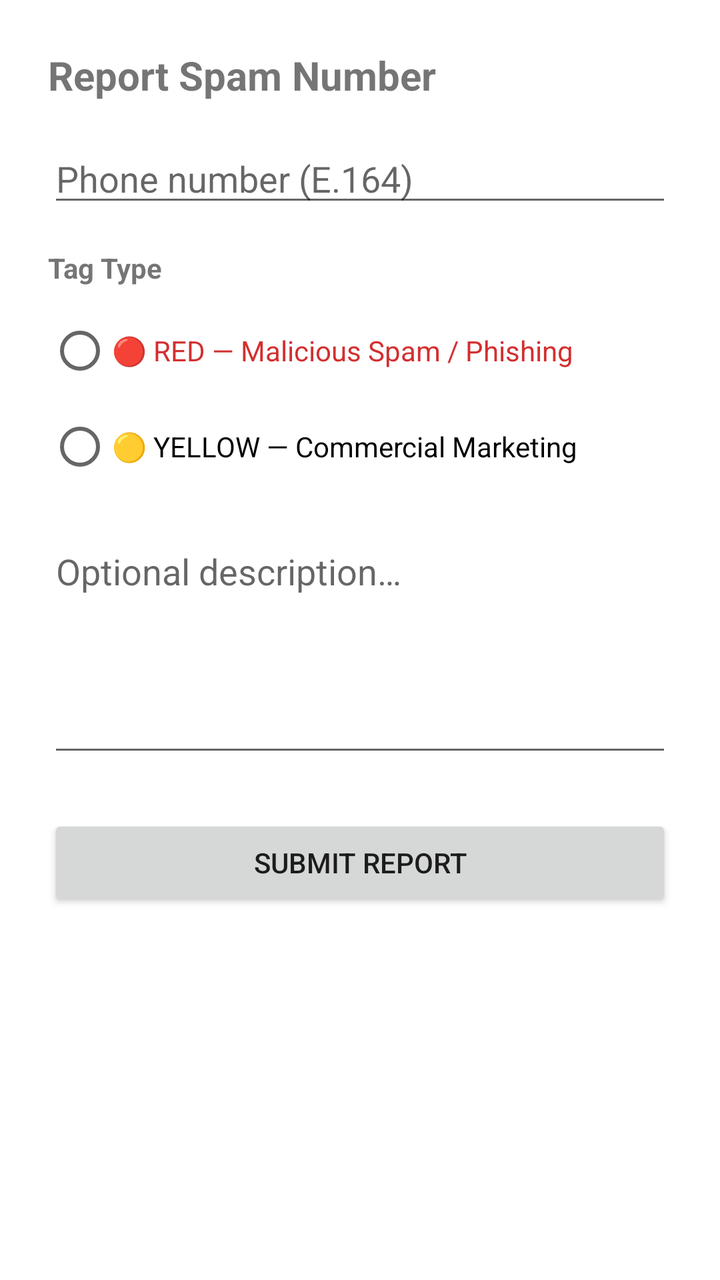
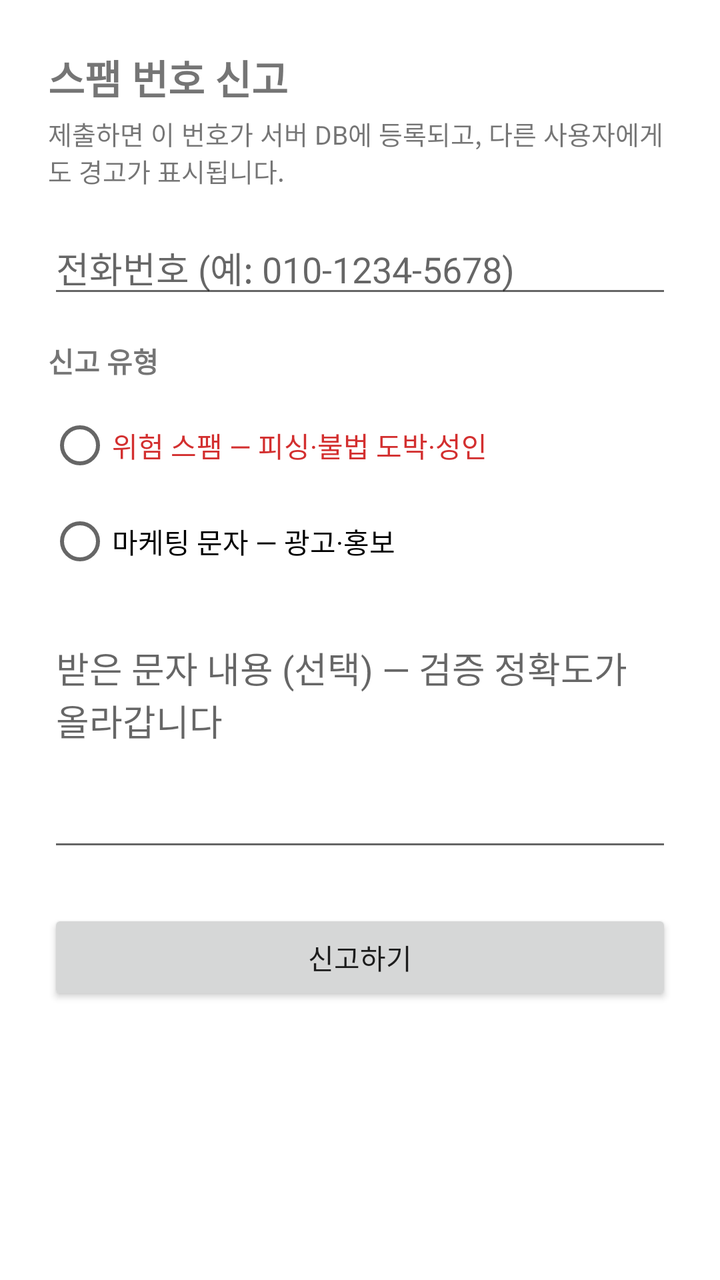

Compare the two renders of this Android layout. The source of the first and the diff that turns it into the second are given below.
<!-- AndroidManifest.xml: application theme Theme.SpamGuard -->
<!-- res/layout/activity_report.xml -->
<?xml version="1.0" encoding="utf-8"?>
<ScrollView xmlns:android="http://schemas.android.com/apk/res/android"
    android:layout_width="match_parent"
    android:layout_height="match_parent">

    <LinearLayout
        android:layout_width="match_parent"
        android:layout_height="wrap_content"
        android:orientation="vertical"
        android:padding="24dp">

        <TextView
            android:layout_width="wrap_content"
            android:layout_height="wrap_content"
            android:text="Report Spam Number"
            android:textSize="20sp"
            android:textStyle="bold"
            android:layout_marginBottom="16dp"/>

        <EditText
            android:id="@+id/etReportPhone"
            android:layout_width="match_parent"
            android:layout_height="wrap_content"
            android:hint="Phone number (E.164)"
            android:inputType="phone"
            android:layout_marginBottom="16dp"/>

        <TextView
            android:layout_width="wrap_content"
            android:layout_height="wrap_content"
            android:text="Tag Type"
            android:textStyle="bold"
            android:layout_marginBottom="8dp"/>

        <RadioGroup
            android:layout_width="wrap_content"
            android:layout_height="wrap_content"
            android:layout_marginBottom="16dp">

            <RadioButton
                android:id="@+id/rbRed"
                android:layout_width="wrap_content"
                android:layout_height="wrap_content"
                android:text="🔴 RED — Malicious Spam / Phishing"
                android:textColor="#D32F2F"/>

            <RadioButton
                android:id="@+id/rbYellow"
                android:layout_width="wrap_content"
                android:layout_height="wrap_content"
                android:text="🟡 YELLOW — Commercial Marketing"/>

        </RadioGroup>

        <EditText
            android:id="@+id/etDescription"
            android:layout_width="match_parent"
            android:layout_height="120dp"
            android:gravity="top"
            android:hint="Optional description…"
            android:inputType="textMultiLine"
            android:layout_marginBottom="24dp"/>

        <Button
            android:id="@+id/btnSubmitReport"
            android:layout_width="match_parent"
            android:layout_height="wrap_content"
            android:text="Submit Report"/>

    </LinearLayout>
</ScrollView>
<!-- resources referenced by this layout -->
<resources>
  <style name="Theme.SpamGuard" parent="Theme.MaterialComponents.DayNight.DarkActionBar">
          <item name="colorPrimary">#1565C0</item>
          <item name="colorPrimaryVariant">#003c8f</item>
          <item name="colorOnPrimary">#FFFFFF</item>
          <item name="colorSecondary">#F9A825</item>
          <item name="colorOnSecondary">#000000</item>
      </style>
</resources>

<!-- the commit's change to res/layout/activity_report.xml (unified diff, before → after) -->
@@ -12,23 +12,30 @@
         <TextView
             android:layout_width="wrap_content"
             android:layout_height="wrap_content"
-            android:text="Report Spam Number"
+            android:text="스팸 번호 신고"
             android:textSize="20sp"
             android:textStyle="bold"
+            android:layout_marginBottom="4dp"/>
+
+        <TextView
+            android:layout_width="match_parent"
+            android:layout_height="wrap_content"
+            android:text="제출하면 이 번호가 서버 DB에 등록되고, 다른 사용자에게도 경고가 표시됩니다."
+            android:textSize="13sp"
             android:layout_marginBottom="16dp"/>
 
         <EditText
             android:id="@+id/etReportPhone"
             android:layout_width="match_parent"
             android:layout_height="wrap_content"
-            android:hint="Phone number (E.164)"
+            android:hint="전화번호 (예: 010-1234-5678)"
             android:inputType="phone"
             android:layout_marginBottom="16dp"/>
 
         <TextView
             android:layout_width="wrap_content"
             android:layout_height="wrap_content"
-            android:text="Tag Type"
+            android:text="신고 유형"
             android:textStyle="bold"
             android:layout_marginBottom="8dp"/>
 
@@ -41,14 +48,14 @@
                 android:id="@+id/rbRed"
                 android:layout_width="wrap_content"
                 android:layout_height="wrap_content"
-                android:text="🔴 RED — Malicious Spam / Phishing"
+                android:text="위험 스팸 — 피싱·불법 도박·성인"
                 android:textColor="#D32F2F"/>
 
             <RadioButton
                 android:id="@+id/rbYellow"
                 android:layout_width="wrap_content"
                 android:layout_height="wrap_content"
-                android:text="🟡 YELLOW — Commercial Marketing"/>
+                android:text="마케팅 문자 — 광고·홍보"/>
 
         </RadioGroup>
 
@@ -57,7 +64,7 @@
             android:layout_width="match_parent"
             android:layout_height="120dp"
             android:gravity="top"
-            android:hint="Optional description…"
+            android:hint="받은 문자 내용 (선택) — 검증 정확도가 올라갑니다"
             android:inputType="textMultiLine"
             android:layout_marginBottom="24dp"/>
 
@@ -65,7 +72,7 @@
             android:id="@+id/btnSubmitReport"
             android:layout_width="match_parent"
             android:layout_height="wrap_content"
-            android:text="Submit Report"/>
+            android:text="@string/action_report"/>
 
     </LinearLayout>
 </ScrollView>
<!-- resource entries referenced after the edit -->
@@ -1,5 +1,6 @@
 <!-- resources referenced by this layout -->
 <resources>
+  <string name="action_report">신고하기</string>
   <style name="Theme.SpamGuard" parent="Theme.MaterialComponents.DayNight.DarkActionBar">
           <item name="colorPrimary">#1565C0</item>
           <item name="colorPrimaryVariant">#003c8f</item>
